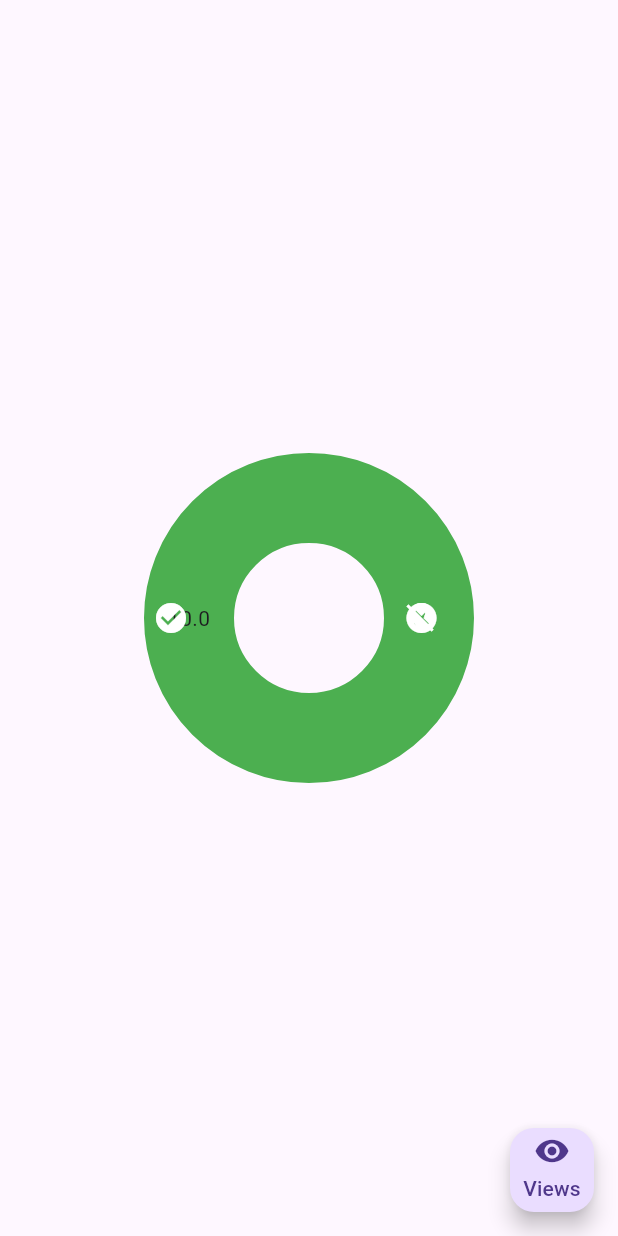
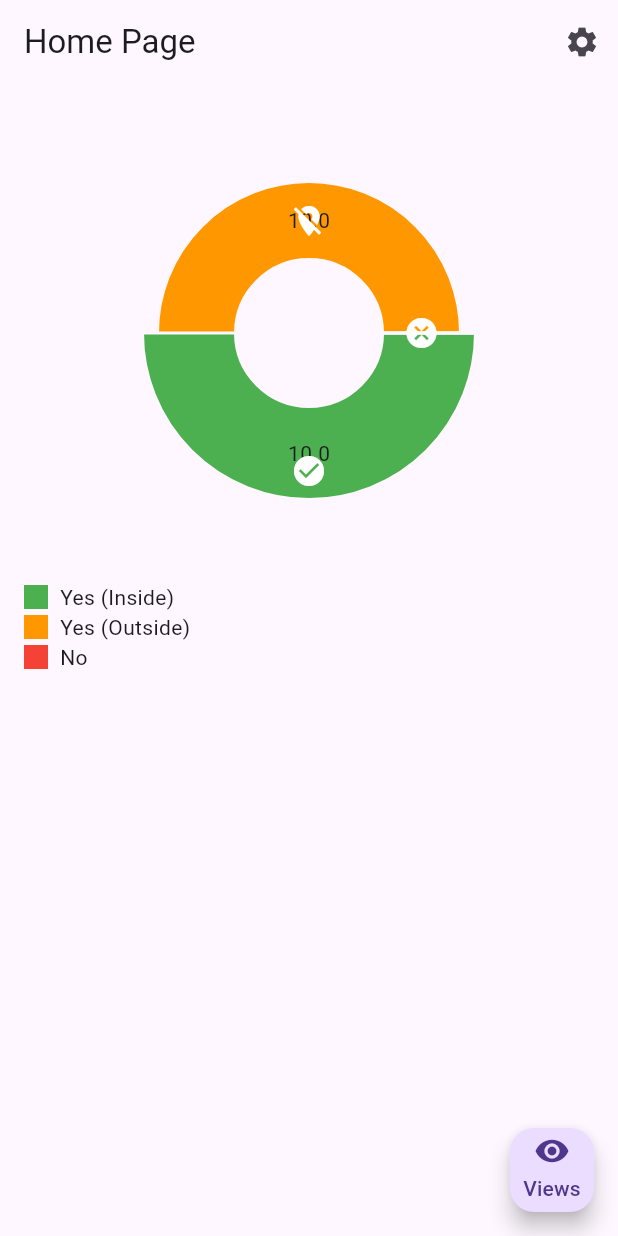
Before and after one commit to Ozias-Owusu/Attendance_Mobile_App, a Flutter app: the HomePage screen opened by its route, on a phone screen of 412 x 824 dp. Run offline on Flutter 3.47's test engine with Material 3 defaults, Android fonts, the phone set to English and light mode, and no system bars; drawn by our look-alikes of fl_chart; our stand-ins replace cloud_firestore, firebase_auth, firebase_core, flutter_local_notifications, geolocator, permission_handler and 2 more; missing offline and left inert: workmanager; accounts and stored records are empty; statements that could not run were skipped.

Commit message:
All pages working

```diff
--- a/lib/Pages/HomePage.dart
+++ b/lib/Pages/HomePage.dart
@@ -24,9 +24,9 @@ class _HomePageState extends State<HomePage> {
     super.initState();
     _saveUserDetails();
     _initializeWorkManager();
-    fetchRecords();
     NotificationService.showNotification(
         'Attendance Notice', 'Are you at work?');
+    fetchRecords();
   }
 
   Future<void> fetchRecords() async {
@@ -146,14 +146,30 @@ class _HomePageState extends State<HomePage> {
 
   @override
   Widget build(BuildContext context) {
-    return Scaffold(
+    return Scaffold(appBar: AppBar(
+      automaticallyImplyLeading: false,
+        actions: [
+    IconButton(
+    icon:const Icon(Icons.settings),
+      onPressed: () {
+      Navigator.pushNamed(context, '/settings');
+
+      },
+    ),],
+      title:const Text('Home Page'),
+    ),
       body: isLoading
           ? const Center(
               child: CircularProgressIndicator(),
             )
           : Padding(
               padding: const EdgeInsets.all(16.0),
-              child: Center(
+              child: Column(
+                children: [
+                  Center(
+                    child:  Container(
+                      height: 300, // Adjust the height of the container
+                      width: 300,
                       child: PieChart(
                         PieChartData(
                           sections: [
@@ -166,7 +182,7 @@ class _HomePageState extends State<HomePage> {
                             ),
                             PieChartSectionData(
                               color: Colors.orange,
-                        value: yesOutsideCount.toDouble(),
+                              // value: yesOutsideCount.toDouble(),
                               badgeWidget: _buildIcon('Yes (Outside)'),
                               badgePositionPercentageOffset: 0.5,
                               radius: 50,
@@ -183,10 +199,13 @@ class _HomePageState extends State<HomePage> {
                           sectionsSpace: 2,
                         ),
                       ),
-                // const SizedBox(height: 16),
-                // _buildLegendItem(Colors.green, 'Yes (Inside)'),
-                // _buildLegendItem(Colors.orange, 'Yes (Outside)'),
-                // _buildLegendItem(Colors.red, 'No'),
+                    ),
+                  ),
+                  const SizedBox(height: 16),
+                  _buildLegendItem(Colors.green, 'Yes (Inside)'),
+                  _buildLegendItem(Colors.orange, 'Yes (Outside)'),
+                  _buildLegendItem(Colors.red, 'No'),
+                ],
               ),
             ),
       floatingActionButton: FloatingActionButton(
```
Also changed, not shown: lib/Pages/noifications_service_new.dart (line endings or trailing spaces). Lines whose indentation alone changed are shown as unchanged.
